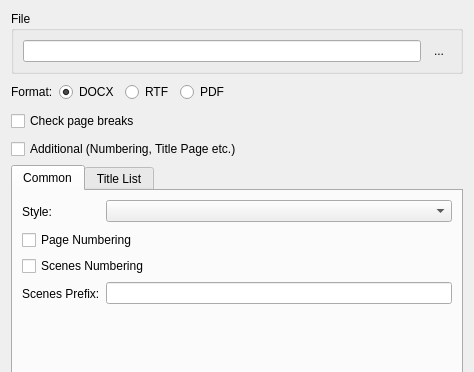
Above: src/bin/Scenarist/UserInterfaceLayer/Export/ExportDialog.ui from dimkanovikov/KITScenarist before the change; both pictures show x 0 to 474 and y 0 to 372 of the 474 by 615 pixel window. Below: the same form after it.
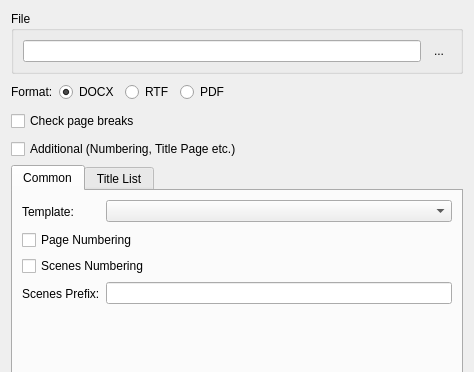
That is the form after the change. Icons and pictures are not drawn.

Commit message: Rename "styles" strings on "templates" in UI

Patch:
```diff
--- a/src/bin/Scenarist/UserInterfaceLayer/Export/ExportDialog.ui
+++ b/src/bin/Scenarist/UserInterfaceLayer/Export/ExportDialog.ui
@@ -151,7 +151,7 @@
           </size>
          </property>
          <property name="text">
-          <string>Style:</string>
+          <string>Template:</string>
          </property>
         </widget>
        </item>
```
The commit also changes 5 other files.
